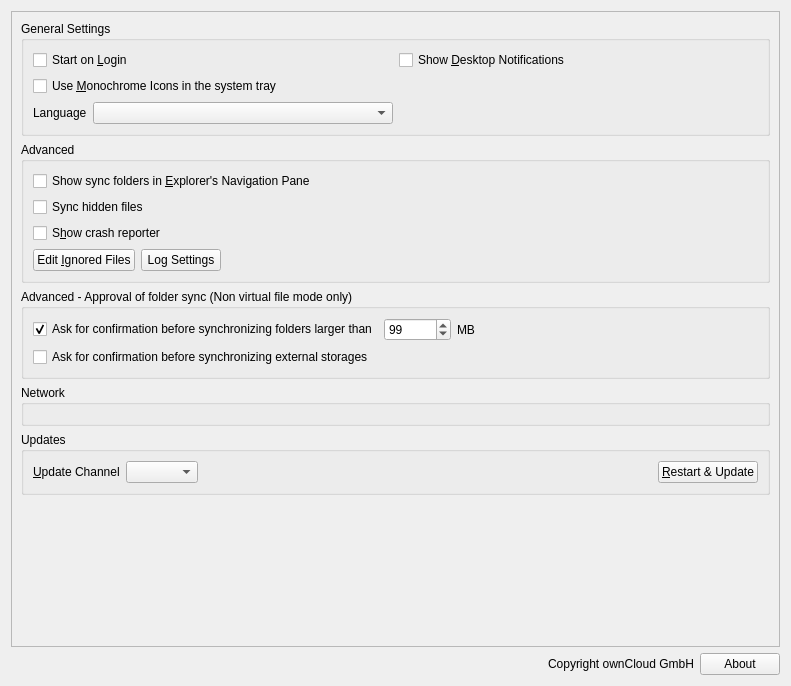
Qt form src/gui/generalsettings.ui (GrossLukas/client) before a commit.
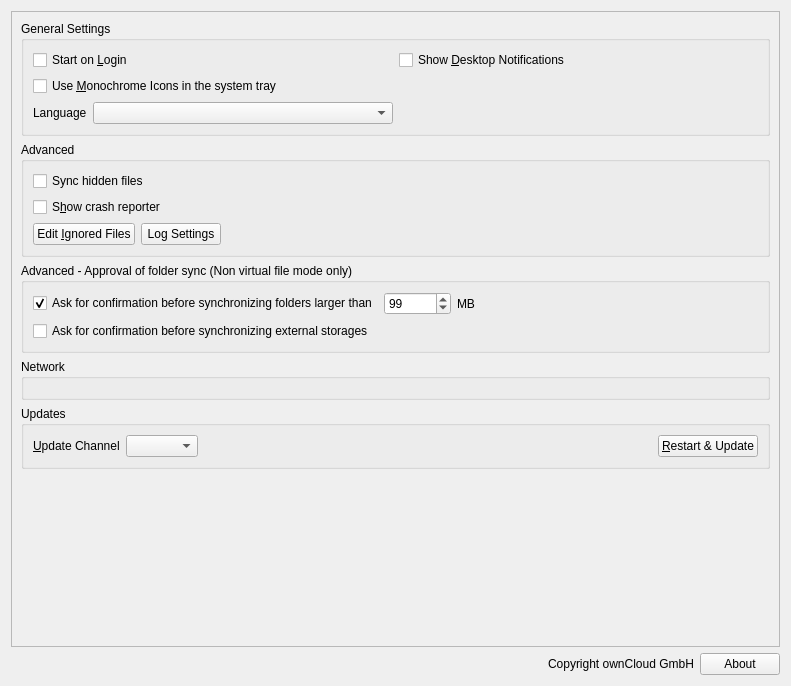
The same form after that commit. Custom widgets are drawn as their Qt base class.

Patch:
```diff
--- a/src/gui/generalsettings.ui
+++ b/src/gui/generalsettings.ui
@@ -24,8 +24,8 @@
        <rect>
         <x>0</x>
         <y>0</y>
-        <width>771</width>
-        <height>637</height>
+        <width>765</width>
+        <height>618</height>
        </rect>
       </property>
       <layout class="QVBoxLayout" name="verticalLayout_5">
@@ -100,13 +100,6 @@
          <layout class="QHBoxLayout" name="horizontalLayout_5">
           <item>
            <layout class="QVBoxLayout" name="verticalLayout_6">
-            <item>
-             <widget class="QCheckBox" name="showInExplorerNavigationPaneCheckBox">
-              <property name="text">
-               <string>Show sync folders in &amp;Explorer's Navigation Pane</string>
-              </property>
-             </widget>
-            </item>
             <item>
              <widget class="QCheckBox" name="syncHiddenFilesCheckBox">
               <property name="text">
```
Left out of the diff: 1 changed line with no effect on the pictures.
